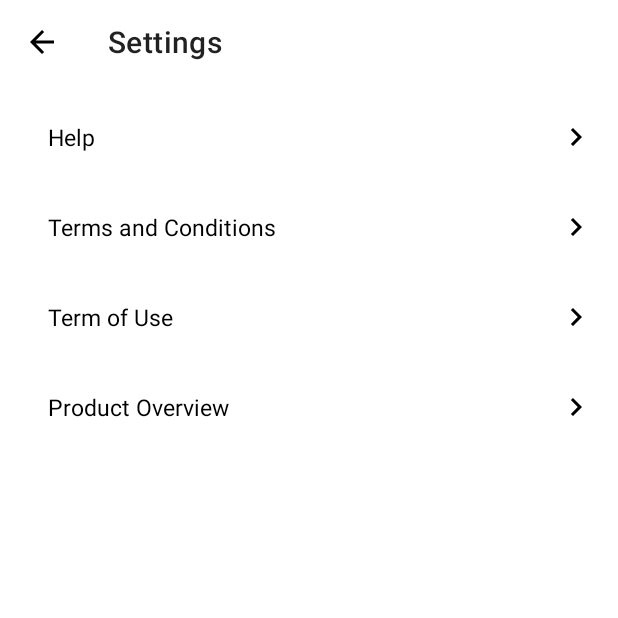
After one commit to aftabAbbas/CreativeIQ, an Android app: the HelpActivity screen opened directly, with no data from a screen before it, on a phone screen of 412 x 824 dp, the top half of it. The commit adds this screen. Run offline under Robolectric (Android 15) with nearby library versions, the phone set to English and light mode, and no system bars.

Commit message:
created help screen

```diff
--- a/app/src/main/AndroidManifest.xml
+++ b/app/src/main/AndroidManifest.xml
@@ -11,6 +11,9 @@
         android:supportsRtl="true"
         android:theme="@style/Theme.CreativeIQ"
         tools:targetApi="31">
+        <activity
+            android:name=".activities.HelpActivity"
+            android:exported="false" />
         <activity
             android:name=".activities.MyPlaylistActivity"
             android:exported="false" />
--- /dev/null
+++ b/app/src/main/java/com/itzcafe/creativeiq/activities/HelpActivity.kt
@@ -0,0 +1,31 @@
+package com.itzcafe.creativeiq.activities
+
+import androidx.appcompat.app.AppCompatActivity
+import android.os.Bundle
+import com.itzcafe.creativeiq.R
+import com.itzcafe.creativeiq.databinding.ActivityHelpBinding
+
+class HelpActivity : AppCompatActivity() {
+
+    private var context = this
+    private lateinit var binding: ActivityHelpBinding
+
+    override fun onCreate(savedInstanceState: Bundle?) {
+        super.onCreate(savedInstanceState)
+        binding = ActivityHelpBinding.inflate(layoutInflater)
+        setContentView(binding.root)
+
+        initUI()
+    }
+
+    private fun initUI() {
+        clickListeners()
+    }
+
+    private fun clickListeners() {
+        binding.run {
+            setSupportActionBar(toolbar)
+            toolbar.setNavigationOnClickListener { onBackPressed() }
+        }
+    }
+}
--- a/app/src/main/java/com/itzcafe/creativeiq/activities/MainActivity.kt
+++ b/app/src/main/java/com/itzcafe/creativeiq/activities/MainActivity.kt
@@ -9,7 +9,6 @@ import android.widget.SeekBar
 import android.widget.SeekBar.OnSeekBarChangeListener
 import androidx.appcompat.app.AppCompatActivity
 import com.google.android.material.bottomsheet.BottomSheetDialog
-import com.google.gson.Gson
 import com.itzcafe.creativeiq.R
 import com.itzcafe.creativeiq.adapters.NewsFeedAdapter
 import com.itzcafe.creativeiq.adapters.PlaylistAdapter
@@ -136,6 +135,10 @@ class MainActivity : AppCompatActivity(), GetMusic {
                     ivReplay.setImageResource(R.drawable.loop)
                 }
             }
+
+            ivInfo.setOnClickListener {
+                Functions.startActivity(context, HelpActivity::class.java)
+            }
         }
     }
 
--- /dev/null
+++ b/app/src/main/res/drawable/info.xml
@@ -0,0 +1,5 @@
+<vector android:height="24dp" android:tint="#000000"
+    android:viewportHeight="24" android:viewportWidth="24"
+    android:width="24dp" xmlns:android="http://schemas.android.com/apk/res/android">
+    <path android:fillColor="@android:color/white" android:pathData="M12,2C6.48,2 2,6.48 2,12s4.48,10 10,10 10,-4.48 10,-10S17.52,2 12,2zM13,17h-2v-6h2v6zM13,9h-2L11,7h2v2z"/>
+</vector>
--- /dev/null
+++ b/app/src/main/res/layout/activity_help.xml
@@ -0,0 +1,124 @@
+<?xml version="1.0" encoding="utf-8"?>
+<LinearLayout xmlns:android="http://schemas.android.com/apk/res/android"
+    xmlns:app="http://schemas.android.com/apk/res-auto"
+    xmlns:tools="http://schemas.android.com/tools"
+    android:layout_width="match_parent"
+    android:layout_height="match_parent"
+    android:orientation="vertical"
+    tools:context=".activities.HelpActivity">
+
+    <androidx.appcompat.widget.Toolbar
+        android:id="@+id/toolbar"
+        android:layout_width="match_parent"
+        android:layout_height="wrap_content"
+        android:background="@color/white"
+        app:layout_constraintEnd_toEndOf="parent"
+        app:layout_constraintStart_toStartOf="parent"
+        app:layout_constraintTop_toTopOf="parent"
+        app:navigationIcon="@drawable/arrow_back"
+        app:title="Settings" />
+
+    <LinearLayout
+        android:layout_width="match_parent"
+        android:layout_height="wrap_content"
+        android:layout_marginTop="5dp"
+        android:orientation="vertical"
+        app:layout_constraintTop_toBottomOf="@id/toolbar">
+
+        <FrameLayout
+            android:id="@+id/ll_noti_setting"
+            android:layout_width="match_parent"
+            android:layout_height="60dp"
+            android:foreground="?selectableItemBackground">
+
+            <TextView
+                android:layout_width="wrap_content"
+                android:layout_height="wrap_content"
+                android:layout_gravity="center|start"
+                android:layout_marginStart="32dp"
+                android:text="Help"
+                android:textColor="@color/black"
+                android:textFontWeight="600"
+                android:textSize="15sp" />
+
+            <ImageView
+                android:layout_width="wrap_content"
+                android:layout_height="wrap_content"
+                android:layout_gravity="end|center"
+                android:layout_marginEnd="24dp"
+                android:src="@drawable/ic_arrow_right" />
+        </FrameLayout>
+
+        <FrameLayout
+            android:id="@+id/ll_change_pwd"
+            android:layout_width="match_parent"
+            android:layout_height="60dp"
+            android:foreground="?selectableItemBackground">
+
+            <TextView
+                android:layout_width="wrap_content"
+                android:layout_height="wrap_content"
+                android:layout_gravity="center|start"
+                android:layout_marginStart="32dp"
+                android:text="Terms and Conditions"
+                android:textColor="@color/black"
+                android:textFontWeight="600"
+                android:textSize="15sp" />
+
+            <ImageView
+                android:layout_width="wrap_content"
+                android:layout_height="wrap_content"
+                android:layout_gravity="end|center"
+                android:layout_marginEnd="24dp"
+                android:src="@drawable/ic_arrow_right" />
+        </FrameLayout>
+
+        <FrameLayout
+            android:id="@+id/ll_terms"
+            android:layout_width="match_parent"
+            android:layout_height="60dp"
+            android:foreground="?selectableItemBackground">
+
+            <TextView
+                android:layout_width="wrap_content"
+                android:layout_height="wrap_content"
+                android:layout_gravity="center|start"
+                android:layout_marginStart="32dp"
+                android:text="Term of Use"
+                android:textColor="@color/black"
+                android:textFontWeight="600"
+                android:textSize="15sp" />
+
+            <ImageView
+                android:layout_width="wrap_content"
+                android:layout_height="wrap_content"
+                android:layout_gravity="end|center"
+                android:layout_marginEnd="24dp"
+                android:src="@drawable/ic_arrow_right" />
+        </FrameLayout>
+
+        <FrameLayout
+            android:id="@+id/ll_about"
+            android:layout_width="match_parent"
+            android:layout_height="60dp"
+            android:foreground="?selectableItemBackground">
+
+            <TextView
+                android:layout_width="wrap_content"
+                android:layout_height="wrap_content"
+                android:layout_gravity="center|start"
+                android:layout_marginStart="32dp"
+                android:text="Product Overview"
+                android:textColor="@color/black"
+                android:textFontWeight="600"
+                android:textSize="15sp" />
+
+            <ImageView
+                android:layout_width="wrap_content"
+                android:layout_height="wrap_content"
+                android:layout_gravity="end|center"
+                android:layout_marginEnd="24dp"
+                android:src="@drawable/ic_arrow_right" />
+        </FrameLayout>
+    </LinearLayout>
+</LinearLayout>
--- a/app/src/main/res/layout/activity_main.xml
+++ b/app/src/main/res/layout/activity_main.xml
@@ -163,6 +163,18 @@
                             android:paddingHorizontal="5dp"
                             android:paddingVertical="8dp"
                             android:src="@drawable/list"
+                            app:tint="@color/colorPrimaryDark1" />
+
+                        <ImageView
+                            android:id="@+id/iv_info"
+                            android:layout_width="wrap_content"
+                            android:layout_height="wrap_content"
+                            android:layout_gravity="center"
+                            android:layout_weight="1"
+                            android:foreground="?attr/actionBarItemBackground"
+                            android:paddingHorizontal="5dp"
+                            android:paddingVertical="8dp"
+                            android:src="@drawable/info"
                             app:tint="@color/colorPrimaryDark1" />
                     </LinearLayout>
                 </LinearLayout>
```
